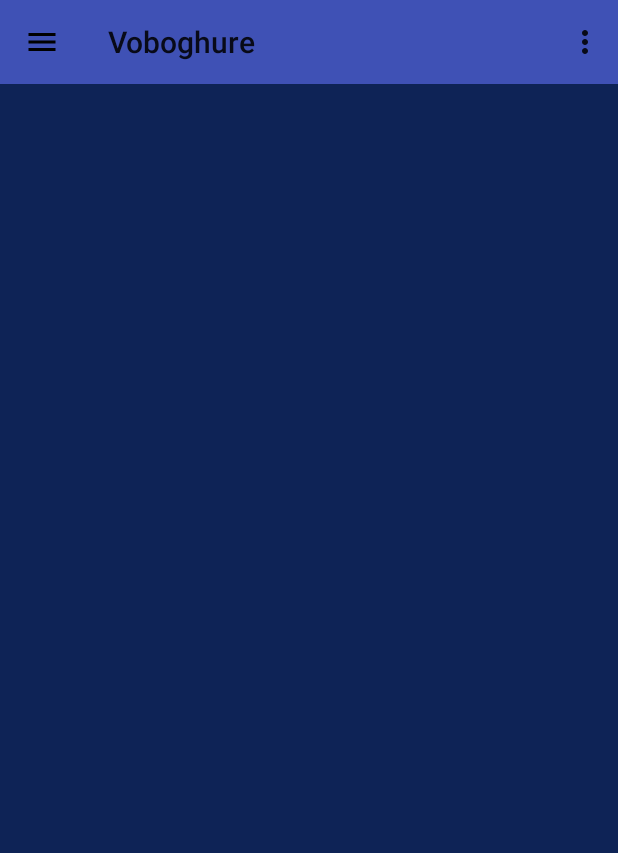
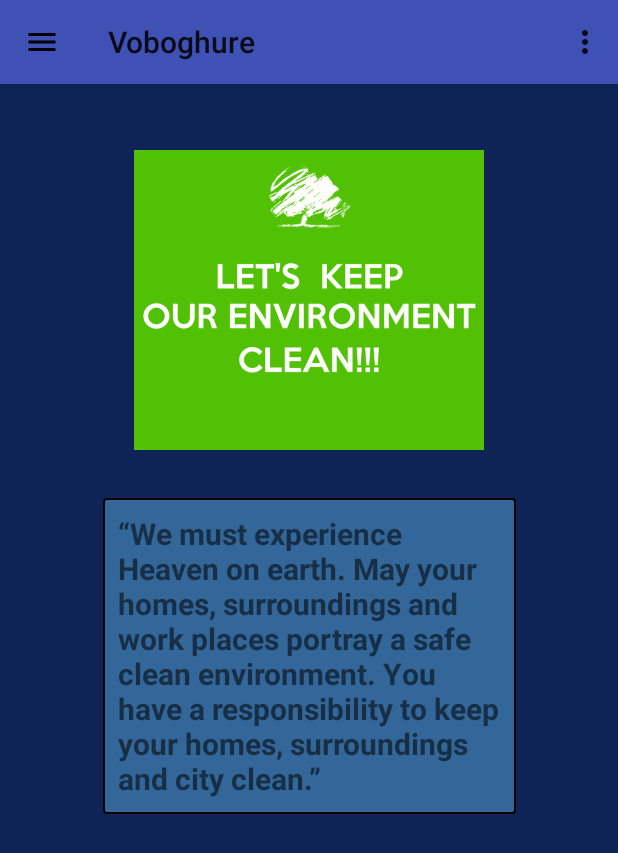
Before and after one commit to SabbirMeraj/Voboghure, an Android app: the HomeActivity screen opened directly, with no data from a screen before it, on a phone screen of 412 x 824 dp. Shown: the top 853 px of the screen. Run offline under Robolectric (Android 15) with nearby library versions, the phone set to English and light mode, and no system bars; our stand-ins replace Firebase (no records; nobody signed in at launch, a user with empty details on screens opened directly); 2 statements that could not run were skipped.

Commit message:
Upto hall of fame.... Post and Comment does not show username.

```diff
--- a/app/src/main/java/com/sabbirmeraj/voboghure/CommentList.java
+++ b/app/src/main/java/com/sabbirmeraj/voboghure/CommentList.java
@@ -52,8 +52,8 @@ public class CommentList extends ArrayAdapter<Comments> {
         Comments comment = (Comments) commentList.get(position);
 
 
-        user.setText(getUserName(comment.getUserID()));
-        //Toast.makeText(context, getUserName(comment.getUserID()),Toast.LENGTH_SHORT).show();
+        user.setText(comment.getUname());
+        //Toast.makeText(context, getUsername(comment.getUserID()),Toast.LENGTH_SHORT).show();
         userComment.setText(comment.getComment());
 
         return listViewItem;
--- a/app/src/main/java/com/sabbirmeraj/voboghure/HomeActivity.java
+++ b/app/src/main/java/com/sabbirmeraj/voboghure/HomeActivity.java
@@ -3,6 +3,7 @@ package com.sabbirmeraj.voboghure;
 import android.app.Activity;
 import android.content.Context;
 import android.content.Intent;
+import android.content.SharedPreferences;
 import android.graphics.Point;
 import android.graphics.drawable.BitmapDrawable;
 import android.support.annotation.NonNull;
@@ -27,7 +28,14 @@ import android.widget.LinearLayout;
 import android.widget.ListView;
 import android.widget.PopupWindow;
 import android.widget.TextView;
+import android.widget.Toast;
 
+import com.google.firebase.auth.FirebaseAuth;
+import com.google.firebase.database.DataSnapshot;
+import com.google.firebase.database.DatabaseError;
+import com.google.firebase.database.DatabaseReference;
+import com.google.firebase.database.FirebaseDatabase;
+import com.google.firebase.database.ValueEventListener;
 
 
 public class HomeActivity extends NavigationDrawerActivity {
@@ -35,12 +43,42 @@ public class HomeActivity extends NavigationDrawerActivity {
     String[] optionArray = {"Share Your Experience","Timeline","Search","Contribute", "Suggestion",
             "Hall of Fame"};
     private DrawerLayout mDrawerLayout;
+    FirebaseAuth auth;
+    DatabaseReference rootReference;
+    String loggedUser;
+    public static final String MyPREFERENCES="MyPrefs";
+    SharedPreferences sharedPref;
 
     @Override
     protected void onCreate(Bundle savedInstanceState) {
         super.onCreate(savedInstanceState);
         FrameLayout contentFrameLayout=(FrameLayout) findViewById(R.id.content_frame);
         getLayoutInflater().inflate(R.layout.activity_home, contentFrameLayout);
+        sharedPref= getApplicationContext().getSharedPreferences(MyPREFERENCES, Context.MODE_PRIVATE);
+
+        userManagement();
+    }
+
+    private void userManagement(){
+        String user;
+        auth=FirebaseAuth.getInstance();
+        user=auth.getCurrentUser().getUid();
+        rootReference= FirebaseDatabase.getInstance().getReference("users");
+        rootReference.child(user).child("name").addValueEventListener(new ValueEventListener() {
+            @Override
+            public void onDataChange(@NonNull DataSnapshot dataSnapshot) {
+                loggedUser=dataSnapshot.getValue().toString();
+                SharedPreferences.Editor editor= sharedPref.edit();
+                editor.putString("USER", loggedUser);
+                editor.commit();
+                Toast.makeText(getApplicationContext(),loggedUser,Toast.LENGTH_SHORT).show();
+            }
+
+            @Override
+            public void onCancelled(@NonNull DatabaseError databaseError) {
+
+            }
+        });
     }
 
 
--- a/app/src/main/java/com/sabbirmeraj/voboghure/PostList.java
+++ b/app/src/main/java/com/sabbirmeraj/voboghure/PostList.java
@@ -60,7 +60,7 @@ public class PostList extends ArrayAdapter<Post> {
         TextView budget=listViewItem.findViewById(R.id.budget);
         TextView duration=listViewItem.findViewById(R.id.duration);
         TextView description=listViewItem.findViewById(R.id.place);
-        TextView user=listViewItem.findViewById(R.id.userName);
+        TextView user=listViewItem.findViewById(R.id.username);
 
         Button button=listViewItem.findViewById(R.id.rate);
         Button commentBtn=listViewItem.findViewById(R.id.commment);
@@ -72,7 +72,7 @@ public class PostList extends ArrayAdapter<Post> {
         ratingBar.setRating(t);
 
 
-        user.setText(getUserName(post.getUserID()));
+        user.setText(post.getUname());
         postID.setText(post.getId());
         userID.setText(post.getUserID());
 
--- a/app/src/main/res/layout/activity_home.xml
+++ b/app/src/main/res/layout/activity_home.xml
@@ -7,4 +7,32 @@
     tools:context=".HomeActivity">
 
 
+    <ImageView
+        android:id="@+id/msg"
+        android:layout_width="368dp"
+        android:layout_height="200dp"
+        android:layout_marginEnd="16dp"
+        android:layout_marginStart="16dp"
+        android:layout_marginTop="100dp"
+        app:layout_constraintEnd_toEndOf="parent"
+        app:layout_constraintStart_toStartOf="parent"
+        app:layout_constraintTop_toTopOf="parent"
+        app:srcCompat="@drawable/homemsg" />
+
+    <TextView
+        android:id="@+id/textView"
+        android:layout_width="275dp"
+        android:layout_height="wrap_content"
+        android:layout_marginEnd="8dp"
+        android:layout_marginStart="8dp"
+        android:layout_marginTop="32dp"
+        android:text="@string/msg"
+        android:background="@drawable/post_row_background"
+        android:textSize="9pt"
+        android:textStyle="bold"
+        android:padding="10dp"
+        app:layout_constraintEnd_toEndOf="parent"
+        app:layout_constraintHorizontal_bias="0.505"
+        app:layout_constraintStart_toStartOf="parent"
+        app:layout_constraintTop_toBottomOf="@+id/msg" />
 </android.support.constraint.ConstraintLayout>
--- a/app/src/main/res/layout/activity_rankedpostlist.xml
+++ b/app/src/main/res/layout/activity_rankedpostlist.xml
@@ -8,7 +8,7 @@
     android:orientation="vertical">
 
     <TextView
-        android:id="@+id/userName"
+        android:id="@+id/username"
         android:layout_width="match_parent"
         android:layout_height="wrap_content"
         android:padding="15dp"
--- a/app/src/main/res/menu/drawer_view.xml
+++ b/app/src/main/res/menu/drawer_view.xml
@@ -22,7 +22,7 @@
             />
         <item
         android:id="@+id/hallOfFame"
-        android:title="HallOfFame"
+        android:title="Hall Of Fame"
         />
     </group>
 </menu>
--- a/app/src/main/res/values/strings.xml
+++ b/app/src/main/res/values/strings.xml
@@ -42,6 +42,14 @@
         <item>Guide</item>
 
     </string-array>
+
+
+    <string name="msg">
+        “We must experience Heaven on earth. May your homes, surroundings and work places portray a safe clean environment.
+        You have a responsibility to keep your homes, surroundings and city clean.”
+    </string>
+
+
     <string name="title_activity_main2">Main2Activity</string>
     <string name="title_section1">Section 1</string>
     <string name="title_section2">Section 2</string>
```
Also changed, not shown: app/src/main/java/com/sabbirmeraj/voboghure/CommentActivity.java (+5 -2 lines), app/src/main/java/com/sabbirmeraj/voboghure/MainActivity.java (+16 -1 lines), app/src/main/java/com/sabbirmeraj/voboghure/Post.java (+18 -2 lines), app/src/main/java/com/sabbirmeraj/voboghure/PostActivity.java (+22 -5 lines), app/src/main/java/com/sabbirmeraj/voboghure/RankedPostList.java (+12 -5 lines), app/src/main/res/layout/activity_postlist.xml (+7 -5 lines), app/src/main/res/drawable/homemsg.png (added).
